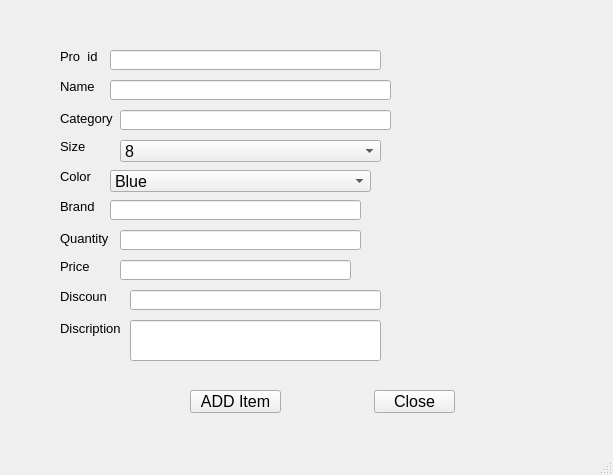
Qt form admin_interface2.ui (AlphaAnas/database-managment-system-using-SQL-and-PYQT-5-and-PYQT-6) before a commit.
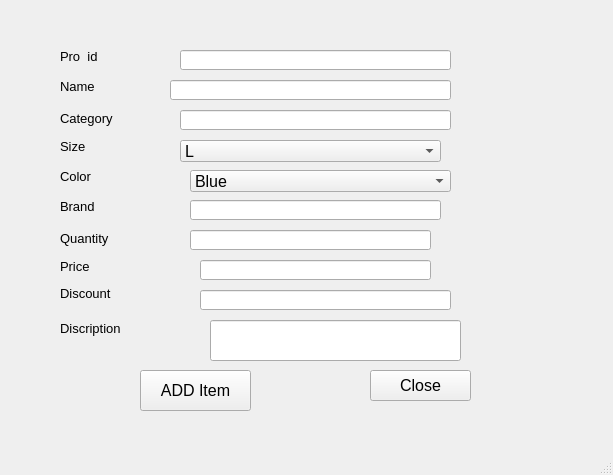
The same form after that commit.

Patch:
```diff
--- a/admin_interface2.ui
+++ b/admin_interface2.ui
@@ -42,7 +42,7 @@
      <rect>
       <x>60</x>
       <y>110</y>
-      <width>61</width>
+      <width>81</width>
       <height>16</height>
      </rect>
     </property>
@@ -114,7 +114,7 @@
      <rect>
       <x>60</x>
       <y>230</y>
-      <width>51</width>
+      <width>71</width>
       <height>16</height>
      </rect>
     </property>
@@ -148,7 +148,7 @@
    <widget class="QLineEdit" name="name">
     <property name="geometry">
      <rect>
-      <x>110</x>
+      <x>170</x>
       <y>80</y>
       <width>281</width>
       <height>20</height>
@@ -158,7 +158,7 @@
    <widget class="QLineEdit" name="category">
     <property name="geometry">
      <rect>
-      <x>120</x>
+      <x>180</x>
       <y>110</y>
       <width>271</width>
       <height>20</height>
@@ -168,7 +168,7 @@
    <widget class="QLineEdit" name="b">
     <property name="geometry">
      <rect>
-      <x>110</x>
+      <x>190</x>
       <y>200</y>
       <width>251</width>
       <height>20</height>
@@ -178,7 +178,7 @@
    <widget class="QLineEdit" name="quantity">
     <property name="geometry">
      <rect>
-      <x>120</x>
+      <x>190</x>
       <y>230</y>
       <width>241</width>
       <height>20</height>
@@ -188,7 +188,7 @@
    <widget class="QLineEdit" name="price">
     <property name="geometry">
      <rect>
-      <x>120</x>
+      <x>200</x>
       <y>260</y>
       <width>231</width>
       <height>20</height>
@@ -198,10 +198,10 @@
    <widget class="QPushButton" name="add_but">
     <property name="geometry">
      <rect>
-      <x>190</x>
-      <y>390</y>
-      <width>91</width>
-      <height>23</height>
+      <x>140</x>
+      <y>370</y>
+      <width>111</width>
+      <height>41</height>
      </rect>
     </property>
     <property name="text">
@@ -211,7 +211,7 @@
    <widget class="QComboBox" name="color">
     <property name="geometry">
      <rect>
-      <x>110</x>
+      <x>190</x>
       <y>170</y>
       <width>261</width>
       <height>22</height>
@@ -236,7 +236,7 @@
    <widget class="QComboBox" name="size">
     <property name="geometry">
      <rect>
-      <x>120</x>
+      <x>180</x>
       <y>140</y>
       <width>261</width>
       <height>22</height>
@@ -244,7 +244,7 @@
     </property>
     <item>
      <property name="text">
-      <string>8</string>
+      <string>L</string>
      </property>
     </item>
     <item>
@@ -279,7 +279,7 @@
    <widget class="QLineEdit" name="product_id">
     <property name="geometry">
      <rect>
-      <x>110</x>
+      <x>180</x>
       <y>50</y>
       <width>271</width>
       <height>20</height>
@@ -289,7 +289,7 @@
    <widget class="QLineEdit" name="discription">
     <property name="geometry">
      <rect>
-      <x>130</x>
+      <x>210</x>
       <y>320</y>
       <width>251</width>
       <height>41</height>
@@ -301,7 +301,7 @@
      <rect>
       <x>60</x>
       <y>320</y>
-      <width>61</width>
+      <width>91</width>
       <height>16</height>
      </rect>
     </property>
@@ -318,9 +318,9 @@
     <property name="geometry">
      <rect>
       <x>60</x>
-      <y>290</y>
-      <width>47</width>
-      <height>13</height>
+      <y>283</y>
+      <width>71</width>
+      <height>20</height>
      </rect>
     </property>
     <property name="font">
@@ -335,7 +335,7 @@
    <widget class="QLineEdit" name="discount">
     <property name="geometry">
      <rect>
-      <x>130</x>
+      <x>200</x>
       <y>290</y>
       <width>251</width>
       <height>20</height>
@@ -345,10 +345,10 @@
    <widget class="QPushButton" name="close">
     <property name="geometry">
      <rect>
-      <x>374</x>
-      <y>390</y>
-      <width>81</width>
-      <height>23</height>
+      <x>370</x>
+      <y>370</y>
+      <width>101</width>
+      <height>31</height>
      </rect>
     </property>
     <property name="text">
```
Left out of the diff: 16 changed lines with no effect on the pictures.
